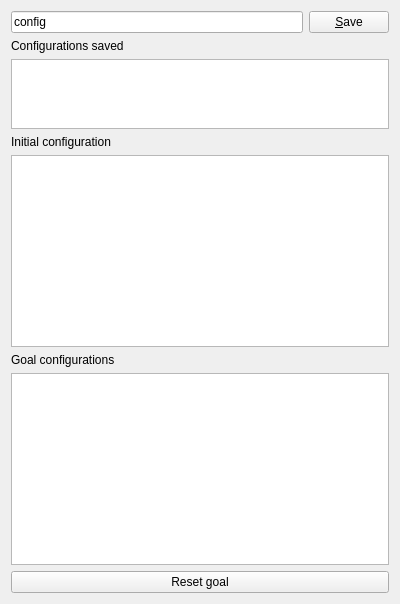
Qt form plugins/hppwidgetsplugin/configurationlistwidget.ui (humanoid-path-planner/hpp-gui) before a commit.
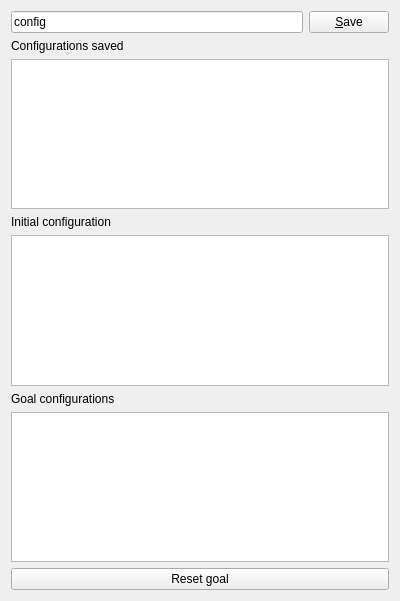
The same form after that commit. Icons and pictures are not drawn. Custom widgets are drawn as their Qt base class.

What changed in the file:
```diff
--- a/plugins/hppwidgetsplugin/configurationlistwidget.ui
+++ b/plugins/hppwidgetsplugin/configurationlistwidget.ui
@@ -7,7 +7,7 @@
     <x>0</x>
     <y>0</y>
     <width>400</width>
-    <height>403</height>
+    <height>601</height>
    </rect>
   </property>
   <property name="windowTitle">
@@ -83,7 +83,7 @@
      <item>
       <widget class="hpp::gui::ConfigurationList" name="listInit">
        <property name="sizePolicy">
-        <sizepolicy hsizetype="Expanding" vsizetype="Minimum">
+        <sizepolicy hsizetype="Expanding" vsizetype="Expanding">
          <horstretch>0</horstretch>
          <verstretch>0</verstretch>
         </sizepolicy>
@@ -127,7 +127,7 @@
      <item>
       <widget class="hpp::gui::ConfigurationList" name="listGoals">
        <property name="sizePolicy">
-        <sizepolicy hsizetype="Expanding" vsizetype="Minimum">
+        <sizepolicy hsizetype="Expanding" vsizetype="Expanding">
          <horstretch>0</horstretch>
          <verstretch>0</verstretch>
         </sizepolicy>
```
